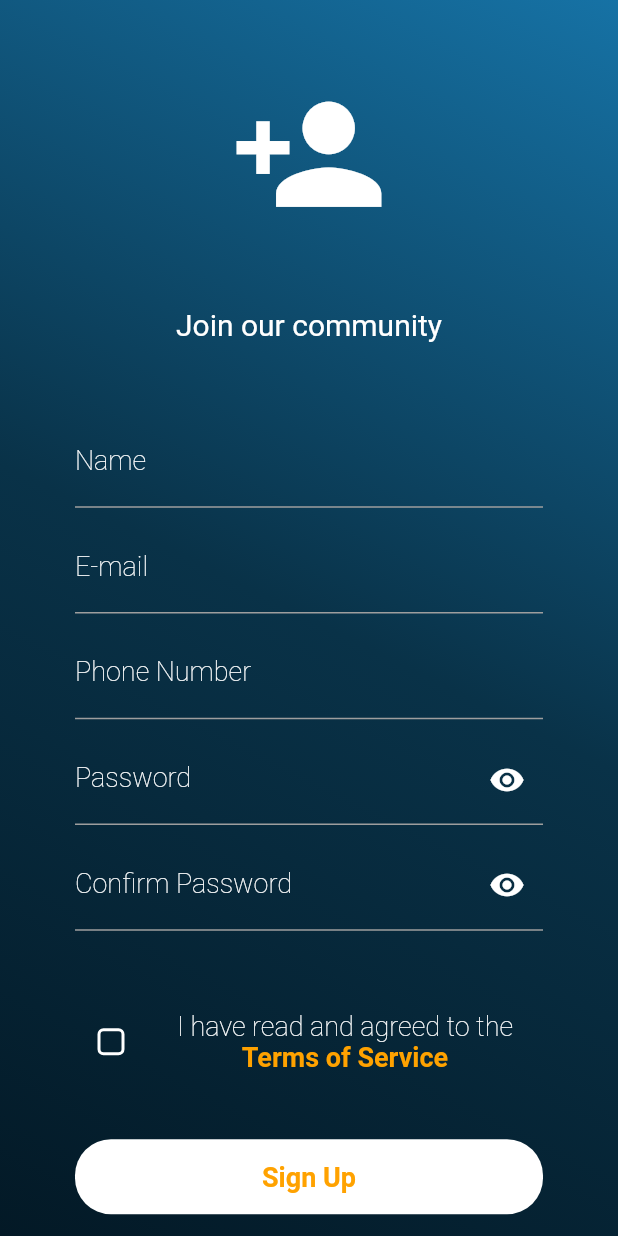
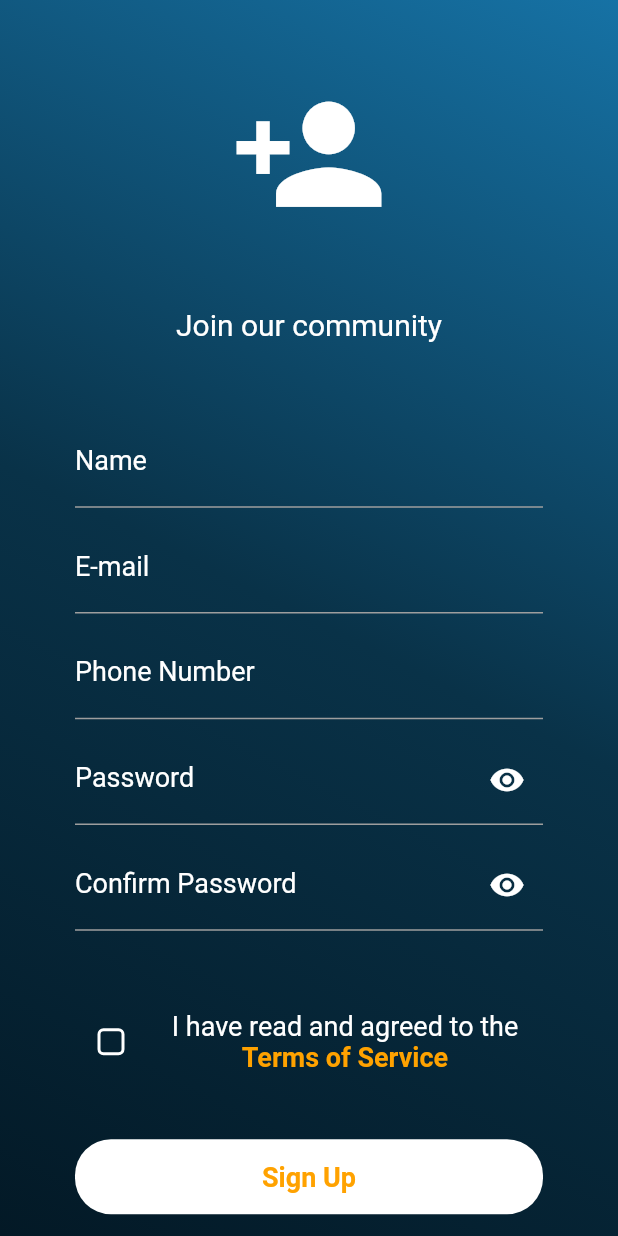
Before and after one commit to Nathaniel-Akubuo/visa_bitcoin_wallet, a Flutter app: the screen it shows after launch, on a phone screen of 412 x 824 dp. Run offline on Flutter 3.47's test engine with Material 2 defaults, Android fonts, the phone set to English and light mode, and no system bars; our stand-ins replace pin_code_fields, shared_preferences, stacked, stacked_services; missing offline and left inert: dart:ffi, flutter_verification_code; Roboto replaces fonts that are missing (Consolas, Segoe).

Commit message:
latest changes

```diff
--- a/lib/app/app.router.dart
+++ b/lib/app/app.router.dart
@@ -9,12 +9,18 @@
 import 'package:flutter/material.dart';
 import 'package:stacked/stacked.dart';
 
+import '../screens/sign-in/sign_in.dart';
 import '../screens/sign-up/sign_up.dart';
+import '../screens/verification_screen/verification_screen.dart';
 
 class Routes {
   static const String signUp = '/sign-up';
+  static const String signIn = '/sign-in';
+  static const String verificationScreen = '/verification-screen';
   static const all = <String>{
     signUp,
+    signIn,
+    verificationScreen,
   };
 }
 
@@ -23,6 +29,8 @@ class StackedRouter extends RouterBase {
   List<RouteDef> get routes => _routes;
   final _routes = <RouteDef>[
     RouteDef(Routes.signUp, page: SignUp),
+    RouteDef(Routes.signIn, page: SignIn),
+    RouteDef(Routes.verificationScreen, page: VerificationScreen),
   ];
   @override
   Map<Type, StackedRouteFactory> get pagesMap => _pagesMap;
@@ -33,5 +41,17 @@ class StackedRouter extends RouterBase {
         settings: data,
       );
     },
+    SignIn: (data) {
+      return MaterialPageRoute<dynamic>(
+        builder: (context) => SignIn(),
+        settings: data,
+      );
+    },
+    VerificationScreen: (data) {
+      return MaterialPageRoute<dynamic>(
+        builder: (context) => VerificationScreen(),
+        settings: data,
+      );
+    },
   };
 }
--- a/lib/constants/styles.dart
+++ b/lib/constants/styles.dart
@@ -7,11 +7,12 @@ const yellow = Color(0xffFFA200);
 
 var circularBorderRadius = BorderRadius.circular(24);
 
+const padding = EdgeInsets.all(50);
+
 const segoe = TextStyle(
     fontFamily: 'Segoe',
     color: Colors.white,
-    fontSize: 18,
-    fontWeight: FontWeight.w100);
+    fontSize: 18,);
 
 const consolas =
     TextStyle(fontSize: 20, color: Colors.white, fontFamily: 'Consolas');
--- a/lib/main.dart
+++ b/lib/main.dart
@@ -13,7 +13,9 @@ class MyApp extends StatelessWidget {
   @override
   Widget build(BuildContext context) {
     return MaterialApp(
-      theme: ThemeData(unselectedWidgetColor: Colors.white),
+      theme: ThemeData(
+          unselectedWidgetColor: Colors.white,
+          scaffoldBackgroundColor: Colors.transparent),
       debugShowCheckedModeBanner: false,
       navigatorKey: StackedService.navigatorKey,
       onGenerateRoute: StackedRouter().onGenerateRoute,
--- a/lib/screens/sign-up/sign_up.dart
+++ b/lib/screens/sign-up/sign_up.dart
@@ -1,6 +1,8 @@
 import 'package:flutter/gestures.dart';
 import 'package:flutter/material.dart';
 import 'package:stacked/stacked.dart';
+import 'package:visa_bitcoin_wallet/app/app.router.dart';
+import 'package:visa_bitcoin_wallet/constants/global_variables.dart';
 import 'package:visa_bitcoin_wallet/constants/styles.dart';
 import 'package:visa_bitcoin_wallet/constants/ui_helpers.dart';
 import 'package:visa_bitcoin_wallet/screens/sign-up/sign_up_view_model.dart';
@@ -100,6 +102,7 @@ class SignUp extends StatelessWidget {
                   ),
                   verticalSpaceMedium,
                   RoundedButton(
+                    onPressed: ()=>navigationService.navigateTo(Routes.verificationScreen),
                     child: Text(
                       'Sign Up',
                       style: segoe.copyWith(
--- a/pubspec.yaml
+++ b/pubspec.yaml
@@ -27,6 +27,9 @@ dependencies:
   # The following adds the Cupertino Icons font to your application.
   # Use with the CupertinoIcons class for iOS style icons.
   cupertino_icons: ^1.0.2
+  intl:
+  shared_preferences:
+  flutter_verification_code:
   pin_code_fields: ^7.3.0
   provider: ^5.0.0
   stacked: ^2.1.8
```
Also changed, not shown: lib/constants/global_variables.dart (added, +15 -0 lines), lib/screens/verification_screen/verification_screen.dart (+59 -1 lines), pubspec.lock.
